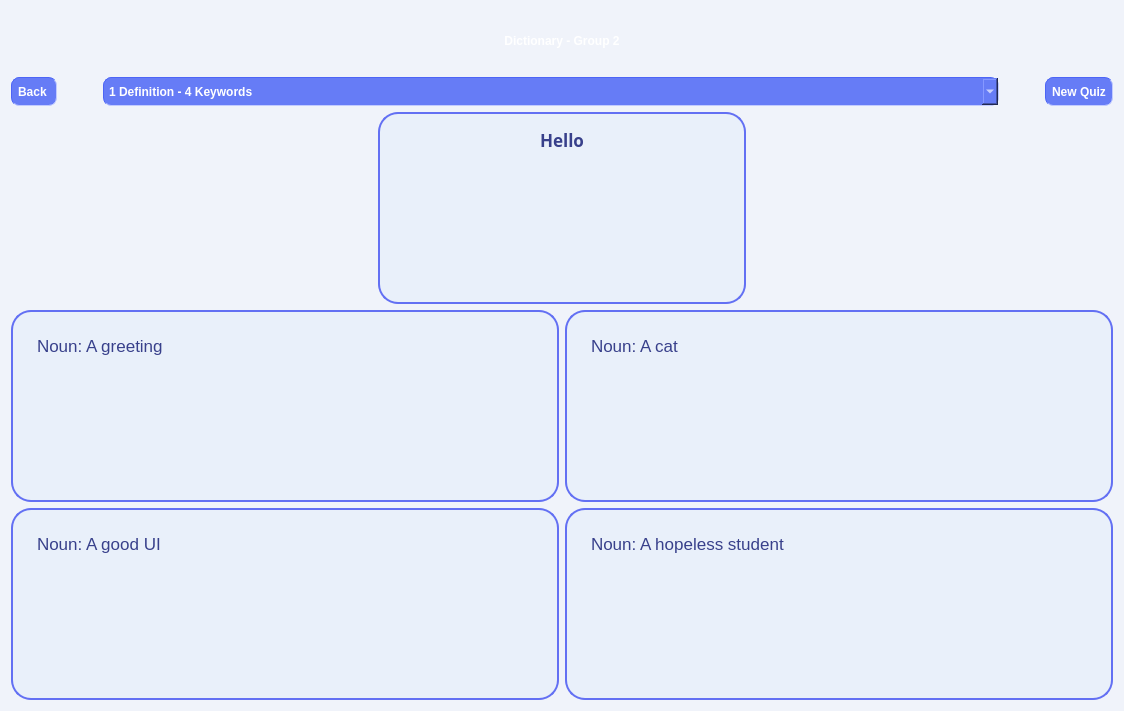
OHonSam/CS163_Group2_Dictionary, file quiz.ui: the form before one commit.
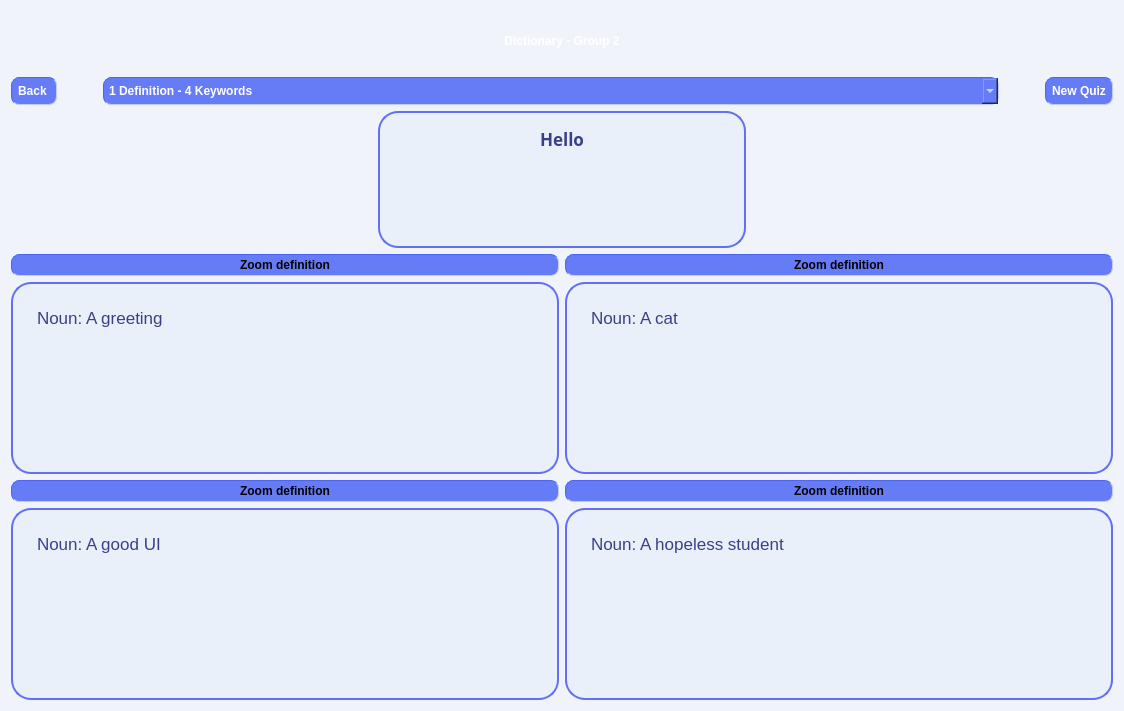
The form after the commit. Icons and pictures are not drawn.

Commit message: Update button zoom for quiz

Diff of the .ui file:
```diff
--- a/quiz.ui
+++ b/quiz.ui
@@ -262,7 +262,7 @@
      </item>
      <item>
       <layout class="QGridLayout" name="gridLayout">
-       <item row="1" column="1">
+       <item row="3" column="1">
         <widget class="QTextBrowser" name="textBrowser_9">
          <property name="sizePolicy">
           <sizepolicy hsizetype="Preferred" vsizetype="Fixed">
@@ -301,46 +301,7 @@
          </property>
         </widget>
        </item>
-       <item row="0" column="1">
-        <widget class="QTextBrowser" name="textBrowser_7">
-         <property name="sizePolicy">
-          <sizepolicy hsizetype="Preferred" vsizetype="Fixed">
-           <horstretch>0</horstretch>
-           <verstretch>0</verstretch>
-          </sizepolicy>
-         </property>
-         <property name="minimumSize">
-          <size>
-           <width>64</width>
-           <height>64</height>
-          </size>
-         </property>
-         <property name="styleSheet">
-          <string notr="true">padding: 20px;
-border-width : 2px;
-border-style:solid;
-border-radius: 20px;
-  min-height: 20px;
-  min-width: 20px;
-background-color: rgb(233, 240, 250);
-border-color: rgb(99, 112, 243);
-font: 13pt &quot;Comfortaa&quot;;
-color: rgb(56, 64, 139);</string>
-         </property>
-         <property name="html">
-          <string>&lt;!DOCTYPE HTML PUBLIC &quot;-//W3C//DTD HTML 4.0//EN&quot; &quot;http://www.w3.org/TR/REC-html40/strict.dtd&quot;&gt;
-&lt;html&gt;&lt;head&gt;&lt;meta name=&quot;qrichtext&quot; content=&quot;1&quot; /&gt;&lt;meta charset=&quot;utf-8&quot; /&gt;&lt;style type=&quot;text/css&quot;&gt;
-p, li { white-space: pre-wrap; }
-hr { height: 1px; border-width: 0; }
-li.unchecked::marker { content: &quot;\2610&quot;; }
-li.checked::marker { content: &quot;\2612&quot;; }
-&lt;/style&gt;&lt;/head&gt;&lt;body style=&quot; font-family:'Comfortaa'; font-size:13pt; font-weight:400; font-style:normal;&quot;&gt;
-&lt;p style=&quot; margin-top:0px; margin-bottom:0px; margin-left:0px; margin-right:0px; -qt-block-indent:0; text-indent:0px;&quot;&gt;Noun: A cat&lt;/p&gt;
-&lt;p style=&quot;-qt-paragraph-type:empty; margin-top:0px; margin-bottom:0px; margin-left:0px; margin-right:0px; -qt-block-indent:0; text-indent:0px;&quot;&gt;&lt;br /&gt;&lt;/p&gt;&lt;/body&gt;&lt;/html&gt;</string>
-         </property>
-        </widget>
-       </item>
-       <item row="1" column="0">
+       <item row="3" column="0">
         <widget class="QTextBrowser" name="textBrowser_8">
          <property name="sizePolicy">
           <sizepolicy hsizetype="Preferred" vsizetype="Fixed">
@@ -379,7 +340,27 @@
          </property>
         </widget>
        </item>
-       <item row="0" column="0">
+       <item row="0" column="1">
+        <widget class="QPushButton" name="pushButton_2">
+         <property name="styleSheet">
+          <string notr="true">padding: 3px;
+border-color: rgb(77, 101, 246);
+border-width : 1px;
+border-style:inset;
+border-radius: 8px;
+  min-height: 1px;
+  min-width: 1px;
+background-color: rgb(102, 124, 246);
+font: 10pt &quot;Comfortaa&quot;;
+font: bold;
+</string>
+         </property>
+         <property name="text">
+          <string>Zoom definition</string>
+         </property>
+        </widget>
+       </item>
+       <item row="1" column="0">
         <widget class="QTextBrowser" name="textBrowser_3">
          <property name="sizePolicy">
           <sizepolicy hsizetype="Preferred" vsizetype="Fixed">
@@ -418,6 +399,105 @@
          </property>
         </widget>
        </item>
+       <item row="1" column="1">
+        <widget class="QTextBrowser" name="textBrowser_7">
+         <property name="sizePolicy">
+          <sizepolicy hsizetype="Preferred" vsizetype="Fixed">
+           <horstretch>0</horstretch>
+           <verstretch>0</verstretch>
+          </sizepolicy>
+         </property>
+         <property name="minimumSize">
+          <size>
+           <width>64</width>
+           <height>64</height>
+          </size>
+         </property>
+         <property name="styleSheet">
+          <string notr="true">padding: 20px;
+border-width : 2px;
+border-style:solid;
+border-radius: 20px;
+  min-height: 20px;
+  min-width: 20px;
+background-color: rgb(233, 240, 250);
+border-color: rgb(99, 112, 243);
+font: 13pt &quot;Comfortaa&quot;;
+color: rgb(56, 64, 139);</string>
+         </property>
+         <property name="html">
+          <string>&lt;!DOCTYPE HTML PUBLIC &quot;-//W3C//DTD HTML 4.0//EN&quot; &quot;http://www.w3.org/TR/REC-html40/strict.dtd&quot;&gt;
+&lt;html&gt;&lt;head&gt;&lt;meta name=&quot;qrichtext&quot; content=&quot;1&quot; /&gt;&lt;meta charset=&quot;utf-8&quot; /&gt;&lt;style type=&quot;text/css&quot;&gt;
+p, li { white-space: pre-wrap; }
+hr { height: 1px; border-width: 0; }
+li.unchecked::marker { content: &quot;\2610&quot;; }
+li.checked::marker { content: &quot;\2612&quot;; }
+&lt;/style&gt;&lt;/head&gt;&lt;body style=&quot; font-family:'Comfortaa'; font-size:13pt; font-weight:400; font-style:normal;&quot;&gt;
+&lt;p style=&quot; margin-top:0px; margin-bottom:0px; margin-left:0px; margin-right:0px; -qt-block-indent:0; text-indent:0px;&quot;&gt;Noun: A cat&lt;/p&gt;
+&lt;p style=&quot;-qt-paragraph-type:empty; margin-top:0px; margin-bottom:0px; margin-left:0px; margin-right:0px; -qt-block-indent:0; text-indent:0px;&quot;&gt;&lt;br /&gt;&lt;/p&gt;&lt;/body&gt;&lt;/html&gt;</string>
+         </property>
+        </widget>
+       </item>
+       <item row="0" column="0">
+        <widget class="QPushButton" name="pushButton">
+         <property name="styleSheet">
+          <string notr="true">padding: 3px;
+border-color: rgb(77, 101, 246);
+border-width : 1px;
+border-style:inset;
+border-radius: 8px;
+  min-height: 1px;
+  min-width: 1px;
+background-color: rgb(102, 124, 246);
+font: 10pt &quot;Comfortaa&quot;;
+font: bold;
+</string>
+         </property>
+         <property name="text">
+          <string>Zoom definition</string>
+         </property>
+        </widget>
+       </item>
+       <item row="2" column="0">
+        <widget class="QPushButton" name="pushButton_3">
+         <property name="styleSheet">
+          <string notr="true">padding: 3px;
+border-color: rgb(77, 101, 246);
+border-width : 1px;
+border-style:inset;
+border-radius: 8px;
+  min-height: 1px;
+  min-width: 1px;
+background-color: rgb(102, 124, 246);
+font: 10pt &quot;Comfortaa&quot;;
+font: bold;
+</string>
+         </property>
+         <property name="text">
+          <string>Zoom definition</string>
+         </property>
+        </widget>
+       </item>
+       <item row="2" column="1">
+        <widget class="QPushButton" name="pushButton_4">
+         <property name="styleSheet">
+          <string notr="true">padding: 3px;
+border-color: rgb(77, 101, 246);
+border-width : 1px;
+border-style:inset;
+border-radius: 8px;
+  min-height: 1px;
+  min-width: 1px;
+background-color: rgb(102, 124, 246);
+font: 10pt &quot;Comfortaa&quot;;
+font: bold;
+</string>
+         </property>
+         <property name="text">
+          <string>Zoom definition</string>
+         </property>
+        </widget>
+       </item>
       </layout>
      </item>
     </layout>
```
